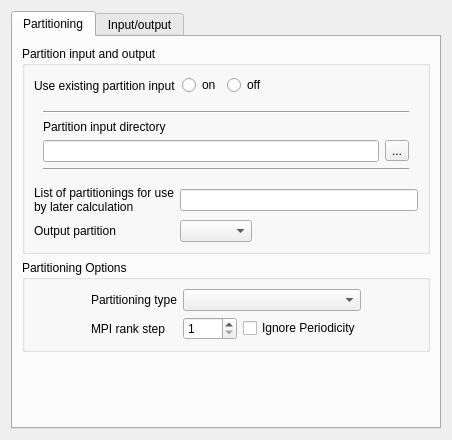
Qt form gui/Pages/PerformanceTuningForm.ui (code-saturne/code_saturne) before a commit.
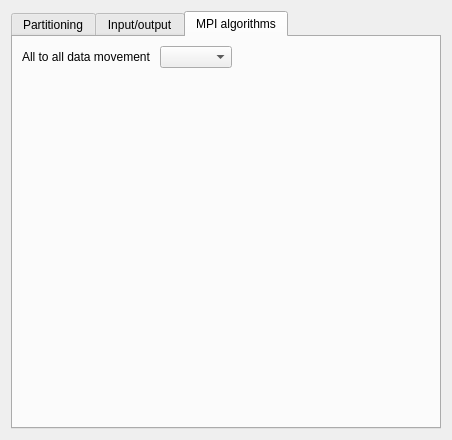
The same form after that commit. The open tabs and pages were chosen to show the change. Icons and pictures are not drawn. Custom widgets are drawn as their Qt base class.

Commit message: GUI: allow handling of all to all algorithm selection.

What changed in the file:
```diff
--- a/gui/Pages/PerformanceTuningForm.ui
+++ b/gui/Pages/PerformanceTuningForm.ui
@@ -462,6 +462,56 @@
        </item>
       </layout>
      </widget>
+     <widget class="QWidget" name="tab">
+      <attribute name="title">
+       <string>MPI algorithms</string>
+      </attribute>
+      <layout class="QGridLayout" name="gridLayout_5">
+       <item row="0" column="1">
+        <widget class="QComboBox" name="comboBox_AllToAll">
+         <property name="toolTip">
+          <string>&lt;html&gt;&lt;head/&gt;&lt;body&gt;&lt;p&gt;By default, data movement uses &lt;span style=&quot; font-style:italic;&quot;&gt;MPI_Alltoall&lt;/span&gt; to exchange message counts and &lt;span style=&quot; font-style:italic;&quot;&gt;MPI_Alltoallv&lt;/span&gt; to exchange data.&lt;/p&gt;&lt;p&gt;A Crystal Router algorithm may be used instead. This algorithm exhibits lower performance on small processor counts, but better scalability and performance at high processor counts. It should also avoid stalling issues observed on some systems.&lt;/p&gt;&lt;/body&gt;&lt;/html&gt;</string>
+         </property>
+        </widget>
+       </item>
+       <item row="0" column="2">
+        <spacer name="horizontalSpacer_7">
+         <property name="orientation">
+          <enum>Qt::Horizontal</enum>
+         </property>
+         <property name="sizeHint" stdset="0">
+          <size>
+           <width>40</width>
+           <height>20</height>
+          </size>
+         </property>
+        </spacer>
+       </item>
+       <item row="1" column="0">
+        <spacer name="verticalSpacer_3">
+         <property name="orientation">
+          <enum>Qt::Vertical</enum>
+         </property>
+         <property name="sizeHint" stdset="0">
+          <size>
+           <width>20</width>
+           <height>40</height>
+          </size>
+         </property>
+        </spacer>
+       </item>
+       <item row="0" column="0">
+        <widget class="QLabel" name="label_alltoall">
+         <property name="toolTip">
+          <string>&lt;html&gt;&lt;head/&gt;&lt;body&gt;&lt;p&gt;By default, data movement uses &lt;span style=&quot; font-style:italic;&quot;&gt;MPI_Alltoall&lt;/span&gt; to exchange message counts and &lt;span style=&quot; font-style:italic;&quot;&gt;MPI_Alltoallv&lt;/span&gt; to exchange data.&lt;/p&gt;&lt;p&gt;A Crystal Router algorithm may be used instead. This algorithm exhibits lower performance on small processor counts, but better scalability and performance at high processor counts. It should also avoid stalling issues observed on some systems.&lt;/p&gt;&lt;/body&gt;&lt;/html&gt;</string>
+         </property>
+         <property name="text">
+          <string>All to all data movement </string>
+         </property>
+        </widget>
+       </item>
+      </layout>
+     </widget>
     </widget>
    </item>
   </layout>
```
Left out of the diff: 10 changed lines with no effect on the pictures. The commit also changes 5 other files.
